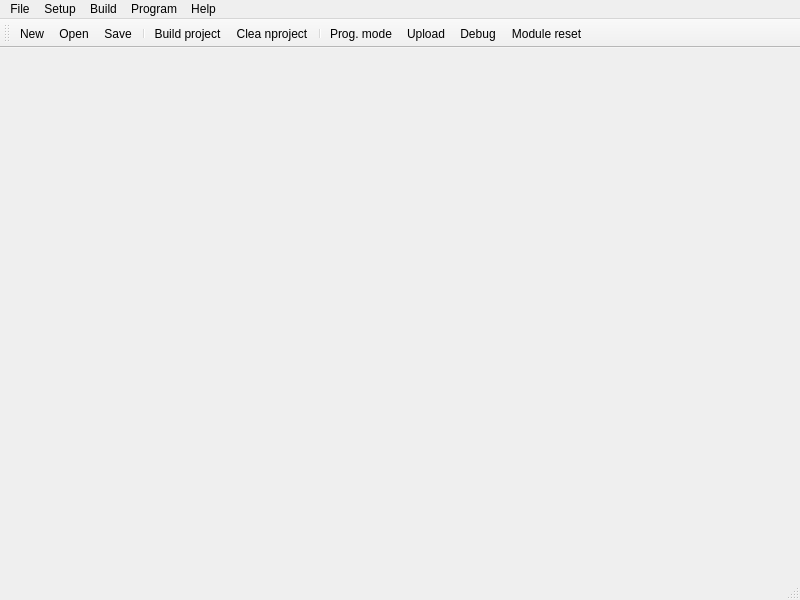
Old version of the form mainwindow.ui in the repository nandra/IDE.
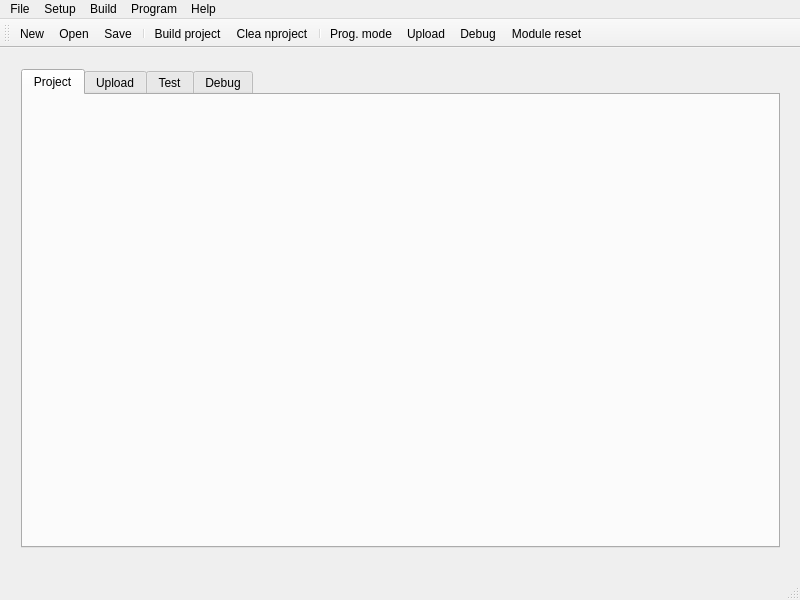
New version of the form. Icons and pictures are not drawn.

Commit message: Add tabs for different IDE mode.

Diff of the .ui file:
```diff
--- a/mainwindow.ui
+++ b/mainwindow.ui
@@ -10,10 +10,62 @@
     <height>600</height>
    </rect>
   </property>
+  <property name="minimumSize">
+   <size>
+    <width>800</width>
+    <height>600</height>
+   </size>
+  </property>
+  <property name="maximumSize">
+   <size>
+    <width>800</width>
+    <height>600</height>
+   </size>
+  </property>
   <property name="windowTitle">
    <string>MainWindow</string>
   </property>
-  <widget class="QWidget" name="centralWidget"/>
+  <widget class="QWidget" name="centralWidget">
+   <widget class="QWidget" name="horizontalLayoutWidget">
+    <property name="geometry">
+     <rect>
+      <x>10</x>
+      <y>10</y>
+      <width>781</width>
+      <height>501</height>
+     </rect>
+    </property>
+    <layout class="QHBoxLayout" name="horizontalLayout">
+     <item>
+      <widget class="QTabWidget" name="tabWidget">
+       <property name="currentIndex">
+        <number>0</number>
+       </property>
+       <widget class="QWidget" name="tab">
+        <attribute name="title">
+         <string>Project</string>
+        </attribute>
+       </widget>
+       <widget class="QWidget" name="tab_2">
+        <attribute name="title">
+         <string>Upload</string>
+        </attribute>
+       </widget>
+       <widget class="QWidget" name="tab_3">
+        <attribute name="title">
+         <string>Test</string>
+        </attribute>
+       </widget>
+       <widget class="QWidget" name="tab_4">
+        <attribute name="title">
+         <string>Debug</string>
+        </attribute>
+       </widget>
+      </widget>
+     </item>
+    </layout>
+   </widget>
+  </widget>
   <widget class="QMenuBar" name="menuBar">
    <property name="geometry">
     <rect>
```
